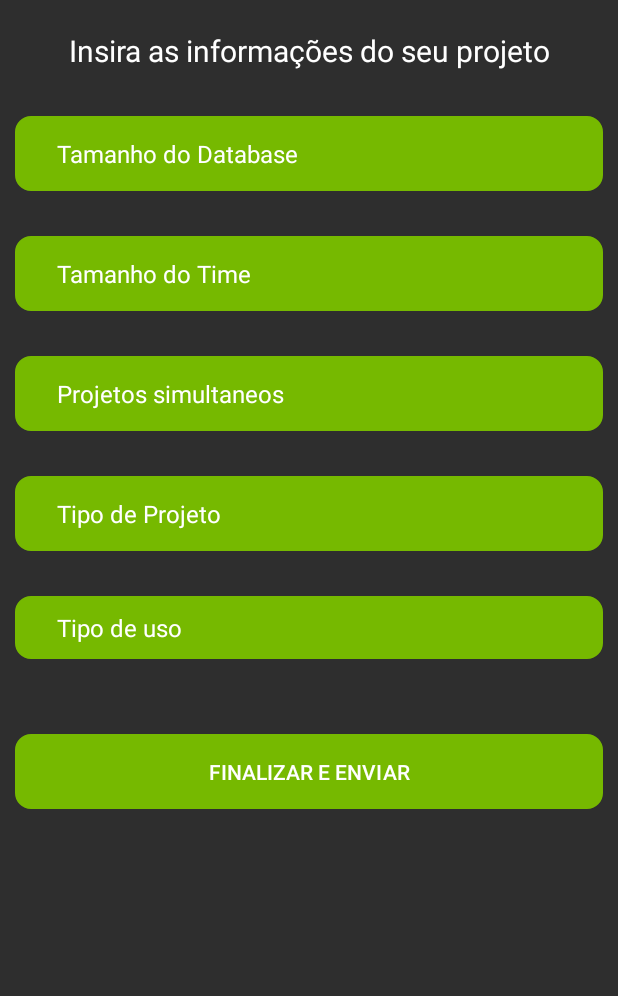
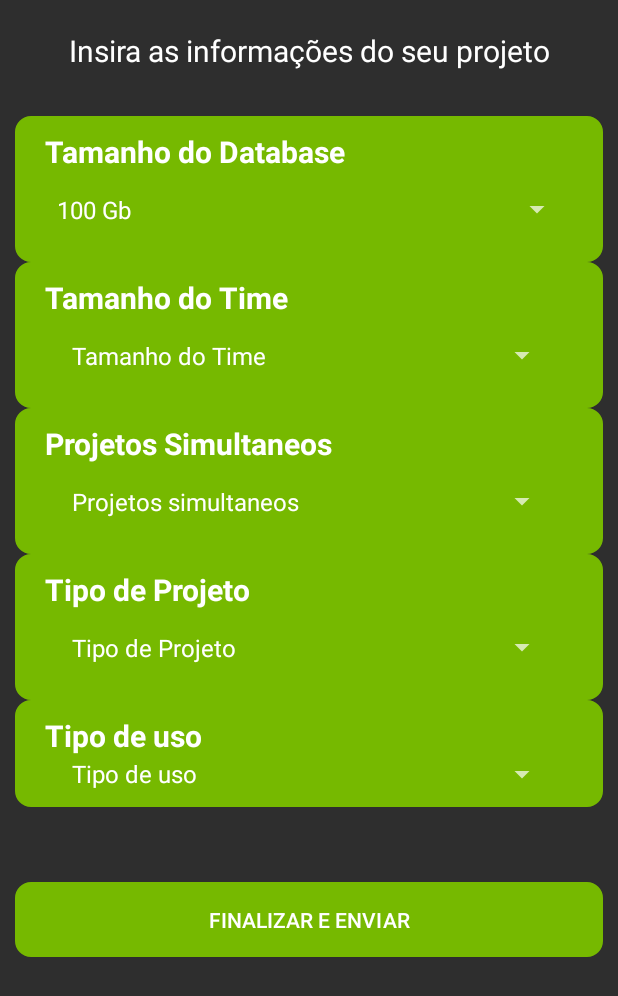
Before and after one commit to pedr0luiz/desagil-projeto2-grupo2-nvidia, an Android app: the InputActivity screen opened directly, with no data from a screen before it, on a phone screen of 412 x 824 dp. Shown: the top 996 px of the screen. Run offline under Robolectric (Android 15) with nearby library versions, the phone set to English and light mode, and no system bars.

Commit message:
Inputs Dialog

```diff
--- a/projeto2Nvidia/app/src/main/res/layout/activity_input.xml
+++ b/projeto2Nvidia/app/src/main/res/layout/activity_input.xml
@@ -19,63 +19,152 @@
         android:layout_marginTop="20sp"
         />
 
+    <ScrollView
+        android:layout_width="match_parent"
+        android:layout_height="wrap_content"
+        android:id="@+id/scrollInput"
+        android:layout_marginTop="30sp"
+        android:layout_below="@+id/titleInputs">
+        <RelativeLayout
+            android:layout_width="match_parent"
+            android:layout_height="match_parent">
+    <LinearLayout
+        android:layout_width="match_parent"
+        android:layout_height="wrap_content"
+        android:layout_marginEnd="10sp"
+        android:layout_marginStart="10sp"
+        android:background="@drawable/roundborders"
+        android:orientation="vertical"
+        android:id="@+id/LinearLayInput1">
+        <TextView
+            android:layout_width="match_parent"
+            android:layout_height="wrap_content"
+            android:text="@string/SpinnerTitle1"
+            android:textSize="20sp"
+            android:textStyle="bold"
+            android:textColor="@color/white"/>
+
     <Spinner
         android:id="@+id/databaseSizeSpinner"
         android:layout_width="fill_parent"
         android:layout_height="50sp"
-        android:layout_marginTop="30sp"
+        android:spinnerMode="dialog"
         android:textAlignment="viewStart"
-        android:layout_below="@id/titleInputs"
-        android:background="@drawable/roundborders"
-        android:layout_marginEnd="10sp"
-        android:layout_marginStart="10sp"
-
+        android:prompt="@string/SpinnerTitle1"
         />
+    </LinearLayout>
+            <LinearLayout
+                android:layout_width="match_parent"
+                android:layout_height="wrap_content"
+                android:id="@+id/LinearLayInput2"
+                android:background="@drawable/roundborders"
+                android:orientation="vertical"
+                android:layout_below="@id/LinearLayInput1"
+                android:layout_marginEnd="10sp"
+                android:layout_marginStart="10sp">
+                <TextView
+                    android:layout_width="match_parent"
+                    android:layout_height="wrap_content"
+                    android:text="@string/SpinnerTitle2"
+                    android:textColor="@color/white"
+                    android:textStyle="bold"
+                    android:textSize="20sp"/>
     <Spinner
         android:id="@+id/teamSizeSpinner"
         android:layout_width="fill_parent"
         android:layout_height="50sp"
-        android:layout_below="@+id/databaseSizeSpinner"
-        android:layout_marginTop="30sp"
+        android:spinnerMode="dialog"
+        android:prompt="@string/SpinnerTitle2"
         android:textAlignment="viewStart"
-        android:background="@drawable/roundborders"
         android:layout_marginEnd="10sp"
         android:layout_marginStart="10sp"
         />
+            </LinearLayout>
+            <LinearLayout
+                android:layout_width="match_parent"
+                android:layout_height="wrap_content"
+                android:id="@+id/LinearLayInput3"
+                android:background="@drawable/roundborders"
+                android:orientation="vertical"
+                android:layout_below="@id/LinearLayInput2"
+                android:layout_marginEnd="10sp"
+                android:layout_marginStart="10sp">
+            <TextView
+                android:layout_width="match_parent"
+                android:layout_height="wrap_content"
+                android:text="@string/SpinnerTitle3"
+                android:textColor="@color/white"
+                android:textStyle="bold"
+                android:textSize="20sp"/>
     <Spinner
         android:id="@+id/projectsSpinner"
         android:layout_width="fill_parent"
         android:layout_height="50sp"
-        android:layout_below="@+id/teamSizeSpinner"
-        android:layout_marginTop="30sp"
+        android:spinnerMode="dialog"
         android:textAlignment="viewStart"
-        android:background="@drawable/roundborders"
+        android:prompt="@string/SpinnerTitle3"
         android:layout_marginEnd="10sp"
         android:layout_marginStart="10sp"
         />
+            </LinearLayout>
+
+            <LinearLayout
+                android:layout_width="match_parent"
+                android:layout_height="wrap_content"
+                android:id="@+id/LinearLayInput4"
+                android:background="@drawable/roundborders"
+                android:orientation="vertical"
+                android:layout_below="@id/LinearLayInput3"
+                android:layout_marginEnd="10sp"
+                android:layout_marginStart="10sp">
+            <TextView
+                android:layout_width="match_parent"
+                android:layout_height="wrap_content"
+                android:text="@string/SpinnerTitle4"
+                android:textColor="@color/white"
+                android:textStyle="bold"
+                android:textSize="20sp"/>
 
     <Spinner
         android:id="@+id/projectTypeSpinner"
         android:layout_width="fill_parent"
         android:layout_height="50sp"
-        android:layout_below="@+id/projectsSpinner"
-        android:layout_marginTop="30sp"
+        android:spinnerMode="dialog"
         android:textAlignment="viewStart"
-        android:background="@drawable/roundborders"
+        android:prompt="@string/SpinnerTitle4"
         android:layout_marginEnd="10sp"
         android:layout_marginStart="10sp"
         />
+            </LinearLayout>
 
+            <LinearLayout
+                android:layout_width="match_parent"
+                android:layout_height="wrap_content"
+                android:id="@+id/LinearLayInput5"
+                android:background="@drawable/roundborders"
+                android:orientation="vertical"
+                android:layout_below="@id/LinearLayInput4"
+                android:layout_marginEnd="10sp"
+                android:layout_marginStart="10sp">
+            <TextView
+                android:layout_width="match_parent"
+                android:layout_height="wrap_content"
+                android:text="@string/SpinnerTitle5"
+                android:textColor="@color/white"
+                android:textStyle="bold"
+                android:textSize="20sp"/>
     <Spinner
         android:layout_width="match_parent"
         android:layout_height="wrap_content"
         android:id="@+id/typeOfUsageSpinner"
-        android:layout_below="@id/projectTypeSpinner"
-        android:layout_marginTop="30sp"
+        android:spinnerMode="dialog"
         android:textAlignment="viewStart"
-        android:background="@drawable/roundborders"
+        android:prompt="@string/SpinnerTitle5"
         android:layout_marginEnd="10sp"
         android:layout_marginStart="10sp"/>
+            </LinearLayout>
+        </RelativeLayout>
+    </ScrollView>
 
     <Button
         android:layout_width="match_parent"
@@ -85,8 +174,9 @@
         android:layout_marginStart="10sp"
         android:background="@drawable/roundborders"
         android:textAlignment="center"
-        android:layout_below="@id/typeOfUsageSpinner"
+        android:layout_below="@id/scrollInput"
         android:text="Finalizar e enviar"
         android:id="@+id/submitButton"
         />
+
 </RelativeLayout>
--- a/projeto2Nvidia/app/src/main/res/values/strings.xml
+++ b/projeto2Nvidia/app/src/main/res/values/strings.xml
@@ -12,8 +12,13 @@
 
     <string name="bestServerOptionLabel">Melhor opção de servidor fisico:</string>
 
+    <string name="SpinnerTitle1">Tamanho do Database</string>
+    <string name="SpinnerTitle2">Tamanho do Time</string>
+    <string name="SpinnerTitle3">Projetos Simultaneos</string>
+    <string name="SpinnerTitle4">Tipo de Projeto</string>
+    <string name="SpinnerTitle5">Tipo de uso</string>
+
     <string-array name="databaseSizeArray">
-        <item>Tamanho do Database</item>
         <item>100 Gb</item>
         <item>200 Gb</item>
         <item>300 Gb</item>
```
